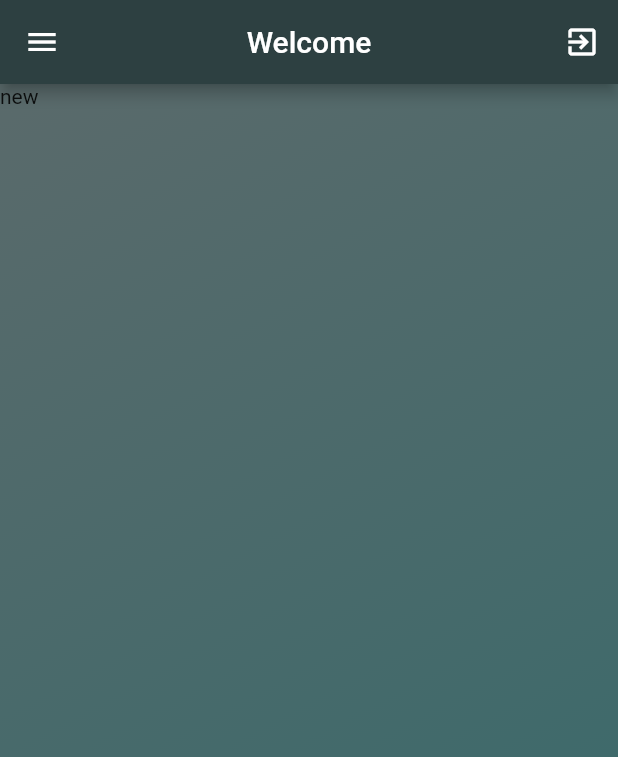
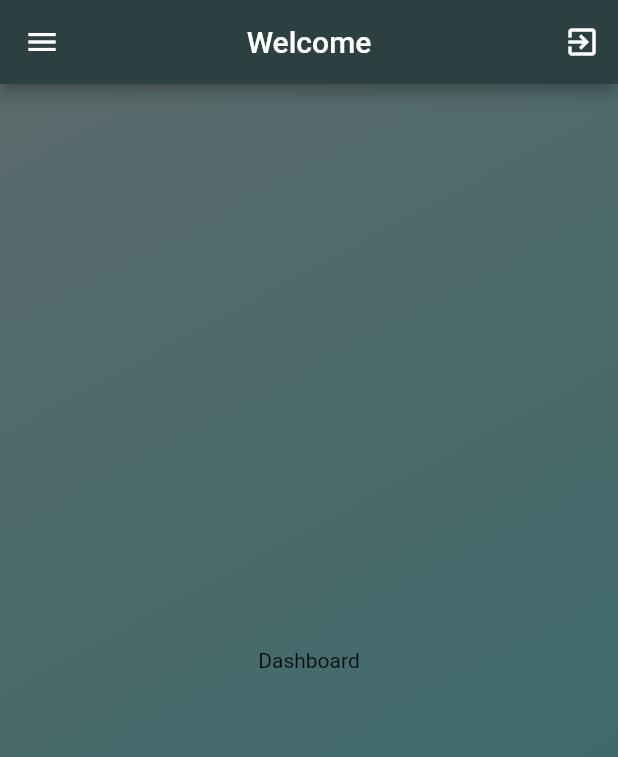
Before and after one commit to Ahmedriyadh19/Management-Factory-System, a Flutter app: the Home screen opened directly, on a phone screen of 412 x 824 dp. Shown: the top 757 px of the screen. Run offline on Flutter 3.47's test engine with Material 2 defaults, Android fonts, the phone set to English and light mode, and no system bars; our stand-ins replace sidebarx.

Commit message:
Update v2.5

```diff
--- a/lib/View/Containers/background.dart
+++ b/lib/View/Containers/background.dart
@@ -2,7 +2,7 @@ import 'package:flutter/material.dart';
 
 class Background extends StatelessWidget {
   final Widget widget;
-   const Background({
+  const Background({
     Key? key,
     required this.widget,
   }) : super(key: key);
@@ -20,8 +20,7 @@ class Background extends StatelessWidget {
         Color.fromARGB(255, 60, 106, 107),
         Color.fromARGB(255, 20, 32, 34)
       ], begin: Alignment.topLeft, end: Alignment.bottomRight)),
-
-      child: widget,
+      child: Center(child: widget),
     );
   }
 }
--- /dev/null
+++ b/lib/View/Main Pages/Dashboard/dashboard.dart
@@ -0,0 +1,20 @@
+import 'package:flutter/material.dart';
+import 'package:management_factory_system/View/Containers/background.dart';
+
+class Dashboard extends StatefulWidget {
+  const Dashboard({Key? key}) : super(key: key);
+
+  @override
+  State<Dashboard> createState() => _DashboardState();
+}
+
+class _DashboardState extends State<Dashboard> {
+  Widget bodyPage() {
+    return const Text('Dashboard');
+  }
+
+  @override
+  Widget build(BuildContext context) {
+    return Background(widget: bodyPage());
+  }
+}
--- a/lib/View/Main Pages/home.dart
+++ b/lib/View/Main Pages/home.dart
@@ -1,5 +1,6 @@
 import 'package:flutter/material.dart';
 import 'package:management_factory_system/View/Containers/background.dart';
+import 'package:management_factory_system/View/Main%20Pages/Dashboard/dashboard.dart';
 import 'package:management_factory_system/View/Main%20Pages/Edit/edit_page.dart';
 import 'package:management_factory_system/View/Main%20Pages/New/new_page.dart';
 import 'package:management_factory_system/main.dart';
@@ -13,9 +14,10 @@ class Home extends StatefulWidget {
 }
 
 class _HomeState extends State<Home> {
-  Widget currentWidget = const NewPage();
+  Widget currentWidget = const Dashboard();
 
   List<Widget> wed = [
+    const Dashboard(),
     const NewPage(),
     const EditPage(),
   ];
@@ -44,21 +46,31 @@ class _HomeState extends State<Home> {
         color: const Color.fromARGB(255, 3, 232, 248),
       ),
       items: [
-        const SidebarXItem(icon: Icons.dashboard_rounded, label: 'Dashboard'),
+        SidebarXItem(
+            icon: Icons.dashboard_rounded,
+            label: 'Dashboard',
+            onTap: () {
+              selectedPage(0);
+            }),
         SidebarXItem(
             icon: Icons.add_box_rounded,
             label: 'New',
             onTap: () {
-              selectedPage(0);
+              selectedPage(1);
             }),
         SidebarXItem(
           icon: Icons.edit_note_rounded,
           label: 'Edit',
           onTap: () {
-            selectedPage(1);
+            selectedPage(2);
           },
         ),
-        const SidebarXItem(icon: Icons.delete_rounded, label: 'Delete'),
+        SidebarXItem(
+            icon: Icons.delete_rounded,
+            label: 'Delete',
+            onTap: () {
+              selectedPage(3);
+            }),
       ],
     );
   }
```
